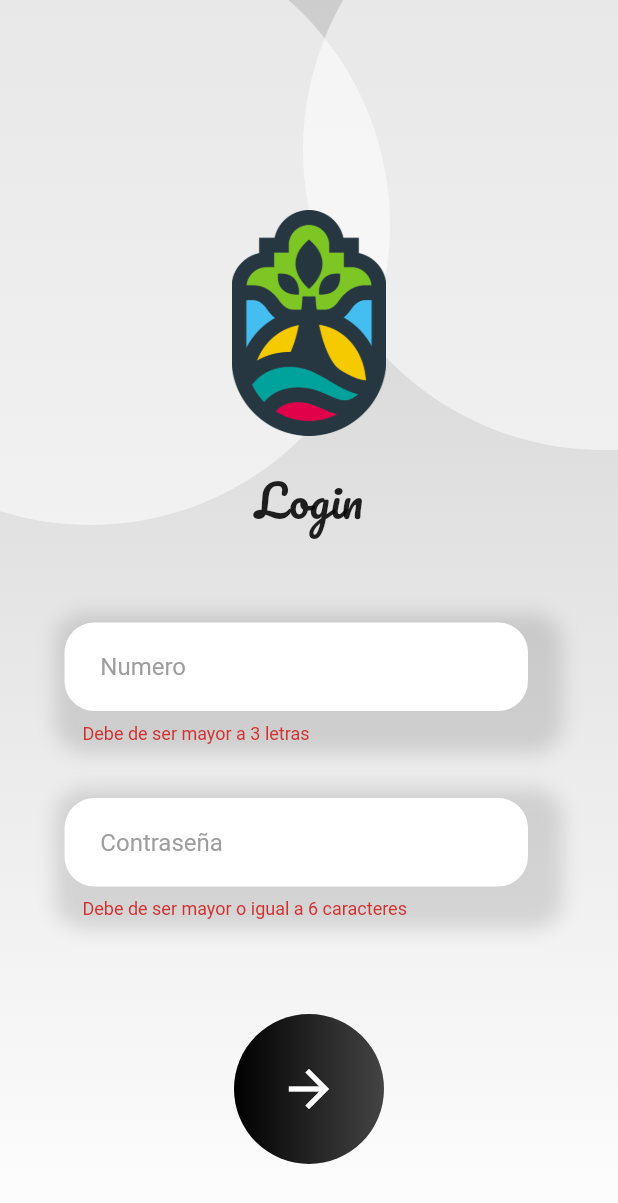
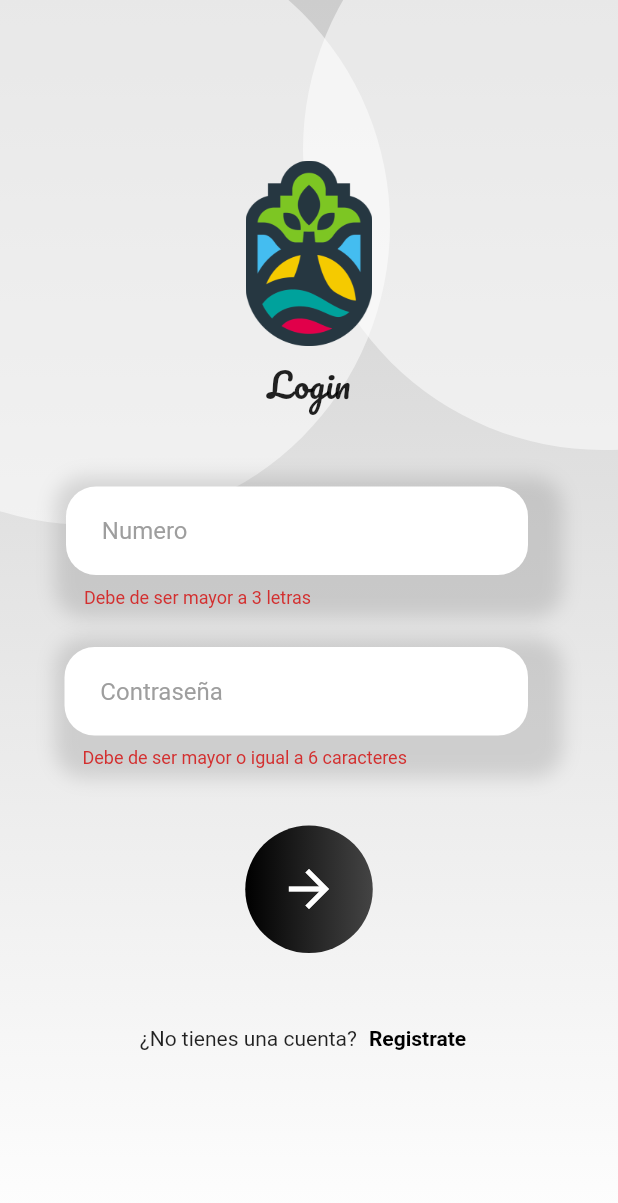
Before and after one commit to DennisRamos1534/Servicios-FrondEnd, a Flutter app: the screen it shows after launch, after a tap on the "arrow forward" icon, on a phone screen of 412 x 824 dp. Shown: the top 1203 px of the screen. Run offline on Flutter 3.47's test engine with Material 2 defaults, Android fonts, the phone set to English and light mode, and no system bars; our stand-ins replace animate_do, curved_navigation_bar, flutter_secure_storage, image_picker, socket_io_client; accounts and stored records are empty; network calls fail.

Commit message:
Prototipo terminado del FrontEnd

```diff
--- a/lib/global/environment.dart
+++ b/lib/global/environment.dart
@@ -2,6 +2,6 @@ import 'dart:io';
 
 class Environment {
 
-  static String apiUrl    = Platform.isAndroid  ? 'http://10.0.2.2:3000/api' : 'http://localhost:3000/api';
-  static String socketUrl = Platform.isAndroid  ? 'http://10.0.2.2:3000' : 'http://localhost:3000';
+  static String apiUrl    = Platform.isAndroid  ? 'http://31.220.31.215:3000/api' : 'http://31.220.31.215:3000/api';
+  static String socketUrl = Platform.isAndroid  ? 'http://31.220.31.215:3000' : 'http://31.220.31.215:3000';
 }
--- a/lib/helpers/mostrar_alerta.dart
+++ b/lib/helpers/mostrar_alerta.dart
@@ -18,7 +18,6 @@ mostrarAlerta(BuildContext context, String titulo, String subtitulo) async {
             elevation: 5,
             textColor: Colors.blue,
             onPressed: () => Navigator.pop(context)
-            // onPressed: () => Navigator.of(context).pop(true)
           )
         ],
       )
@@ -32,10 +31,8 @@ mostrarAlerta(BuildContext context, String titulo, String subtitulo) async {
       content: Text(subtitulo),
       actions: [
         CupertinoDialogAction(
-          // isDefaultAction: true,
           child: Text('Ok'),
           onPressed: () => Navigator.pop(context)
-          // onPressed: () => Navigator.of(context).pop(true)
         )
       ],
     )
--- a/lib/models/usuario.dart
+++ b/lib/models/usuario.dart
@@ -12,26 +12,22 @@ class Usuario {
     Usuario({
       required this.nombre,
       required this.numero,
-      // this.password,
       required this.uid,
     });
 
     String nombre;
     String numero;
-    // String? password;
     String uid;
 
     factory Usuario.fromJson(Map<String, dynamic> json) => Usuario(
       nombre: json["nombre"],
       numero: json["numero"],
-      // password: json["password"],
       uid: json["uid"],
     );
 
     Map<String, dynamic> toJson() => {
       "nombre": nombre,
       "numero": numero,
-      // "password": password,
       "uid": uid,
     };
 }
--- a/lib/pages/loading_page.dart
+++ b/lib/pages/loading_page.dart
@@ -1,3 +1,6 @@
+import 'dart:io';
+
+import 'package:flutter/cupertino.dart';
 import 'package:flutter/material.dart';
 import 'package:provider/provider.dart';
 
@@ -15,8 +18,7 @@ class LoadingPage extends StatelessWidget {
         builder: ( context, snapshot) {
 
           return Center(
-            // child: Text('Espere...'),
-            child: CircularProgressIndicator(),
+            child: Platform.isAndroid ? CircularProgressIndicator() : CupertinoActivityIndicator(radius: 50),
           );
         },
       ),
@@ -29,7 +31,6 @@ class LoadingPage extends StatelessWidget {
     final socketService = Provider.of<SocketService>(context, listen: false);
 
     final autenticado = await authProvier.isLoggedIn();
-    // print(autenticado);
 
     if(autenticado) {
       // conectar al socket server
--- a/lib/pages/login_page.dart
+++ b/lib/pages/login_page.dart
@@ -40,7 +40,7 @@ class _Formulario extends StatelessWidget {
     return SingleChildScrollView(
       child: Column(
         children: [
-          SizedBox(height: size.height * 0.5),
+          SizedBox(height: size.height * 0.39),
 
           Container(
             padding: EdgeInsets.symmetric(horizontal: 40.0),
@@ -53,7 +53,7 @@ class _Formulario extends StatelessWidget {
                   FadeIn(
                     duration: Duration(seconds: 1),
                     child: Container(
-                      padding: EdgeInsets.only(top: 3, left: 3, bottom: 3, right: 20),
+                      padding: EdgeInsets.only(top: 3, left: 4, bottom: 3, right: 20),
                       decoration: BoxDecoration(
                         borderRadius: BorderRadius.circular(20),
                         boxShadow: <BoxShadow> [
@@ -80,7 +80,7 @@ class _Formulario extends StatelessWidget {
                     ),
                   ),
 
-                  SizedBox(height: 30),
+                  SizedBox(height: 20),
 
                   FadeIn(
                     duration: Duration(milliseconds: 1000),
@@ -113,7 +113,7 @@ class _Formulario extends StatelessWidget {
                     ),
                   ),
 
-                  SizedBox(height: 60),
+                  SizedBox(height: 35),
 
                   GestureDetector(
                     onTap: authProvier.autenticando ? null : () async {
@@ -137,8 +137,8 @@ class _Formulario extends StatelessWidget {
                     child: FadeInUp(
                       delay: Duration(milliseconds: 600),
                       child: Container(
-                        width: 100,
-                        height: 100,
+                        width: 85,
+                        height: 85,
                         decoration: BoxDecoration(
                           borderRadius: BorderRadius.circular(100),
                           gradient: LinearGradient(
@@ -154,16 +154,14 @@ class _Formulario extends StatelessWidget {
                     ),
                   ),
 
-                  SizedBox(height: 40),
+                  SizedBox(height: size.height * 0.04),
 
                   Row(
                     mainAxisAlignment: MainAxisAlignment.center,
                     children: [
                       Text('¿No tienes una cuenta?'),
-                      // SizedBox(width: 5),
                       TextButton(
                         onPressed: () {
-                          // Navigator.pushNamed(context, 'registro');
                           Navigator.pushReplacementNamed(context, 'registro');
                         },
                         child: Text('Registrate', style: TextStyle(color: Colors.black, fontWeight: FontWeight.bold)),
@@ -194,23 +192,23 @@ class _Logo extends StatelessWidget {
     return Column(
 
       children: [
-        SizedBox(height: size.height * 0.17),
+        SizedBox(height: size.height * 0.13),
 
         Center(
           child: FadeInDown(
             delay: Duration(seconds: 1),
             child: Image(
               image: AssetImage('assets/logo.png'),
-              width: size.width * 0.25,
+              height: size.height * 0.15,
             ),
           ),
         ),
 
-        SizedBox(height: size.height * 0.02),
+        SizedBox(height: 5),
 
         FadeInRight(
           duration: Duration(milliseconds: 500),
-          child: Text('Login', style: TextStyle(fontSize: 30, fontFamily: 'Pacifico'))
+          child: Text('Login', style: TextStyle(fontSize: 23, fontFamily: 'Pacifico'))
         )
       ],
     );
@@ -258,7 +256,6 @@ class _Circulo extends StatelessWidget {
       decoration: BoxDecoration(
         borderRadius: BorderRadius.circular(300),
         color: Colors.white54,
-        // color: Color.fromRGBO(255, 255, 255, 0.2),
       ),
     );
   }
--- a/lib/providers/usuario_form_provider.dart
+++ b/lib/providers/usuario_form_provider.dart
@@ -4,8 +4,6 @@ class UsuarioFormProvider extends ChangeNotifier {
 
   GlobalKey<FormState> usuarioFormKey = new GlobalKey<FormState>();
 
-  // String nombre = '';
-  // String numero = '';
   String password = '';
 
   bool isValidForm() {
--- a/lib/widgets/forma_fondo.dart
+++ b/lib/widgets/forma_fondo.dart
@@ -40,9 +40,6 @@ class _HeaderHomePainert extends CustomPainter {
     path.lineTo( 0, size.height * 0.3 );
     path.quadraticBezierTo( size.width * 0.01 , size.height *  0.1, size.width * 0.55 , size.height * 0.07 );
     path.quadraticBezierTo( size.width * 0.82, size.height * 0.05 , size.width * 0.85 , 0 );
-    // path.lineTo( 0, size.height * 0.38 );
-    // path.quadraticBezierTo( size.width * 0.03 , size.height *  0.25, size.width * 0.55 , size.height * 0.2 );
-    // path.quadraticBezierTo( size.width * 0.85 , size.height * 0.15 , size.width * 0.85 , 0 );
 
     canvas.drawPath(path, paint);
   }
@@ -70,7 +67,6 @@ class _BottomHomePainert extends CustomPainter {
     path.quadraticBezierTo( size.width * 0.85 , size.height *  0.94, size.width * 0.85 , size.height * 0.9 );
     path.quadraticBezierTo( size.width * 0.88 , size.height *  0.87, size.width, size.height * 0.91 );
     path.lineTo(size.width, size.height);
-    // path.quadraticBezierTo( size.width * 0.82, size.height * 0.05 , size.width * 0.85 , 0 );
 
     canvas.drawPath(path, paint);
   }
--- a/lib/widgets/imagen_reporte.dart
+++ b/lib/widgets/imagen_reporte.dart
@@ -42,15 +42,9 @@ class ImagenReporte extends StatelessWidget {
       File(url),
       fit: BoxFit.cover,
     );
-      // return FadeInImage(
-      //   placeholder: AssetImage('assets/jar-loading.gif'),
-      //   image: NetworkImage('https://icons.iconarchive.com/icons/bokehlicia/captiva/256/multimedia-photo-manager-icon.png'),
-      //   fit: BoxFit.cover,
-      // );
   }
 
   BoxDecoration _imagenDecoration() => BoxDecoration(
-    // color: Colors.black12,
     borderRadius: BorderRadius.only(topLeft: Radius.circular(45), topRight: Radius.circular(45)),
     boxShadow: [
       BoxShadow(color: Colors.black12, blurRadius: 20, offset: Offset(0, 5), spreadRadius: 5)
```
Also changed, not shown: lib/pages/historial_page.dart (+1 -8 lines), lib/pages/registro_page.dart (+10 -15 lines), lib/pages/reporte_page.dart (+5 -48 lines), lib/pages/servicios_page.dart (+5 -11 lines), lib/pages/usuario_page.dart (+2 -24 lines), lib/providers/auth_provider.dart (+11 -47 lines), lib/providers/ui_provider.dart (+0 -7 lines), lib/widgets/header_home.dart (+1 -7 lines), lib/widgets/item_lista_historial.dart (+27 -8 lines), lib/widgets/item_menu.dart (+4 -9 lines), lib/widgets/progress_circular.dart (+5 -5 lines), lib/providers/reporte_form_provider.dart (line endings or trailing spaces), 2 other files.
